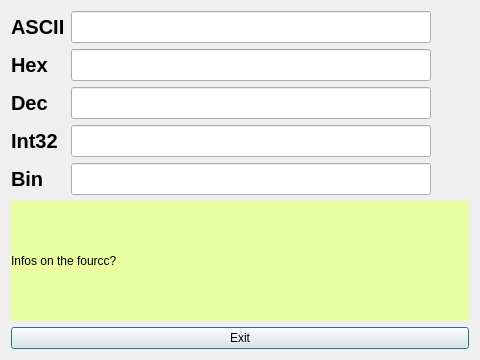
This is mini_analyser/ui/fourcchelper.ui in emericg/MiniVideo as Qt 5 draws it before an edit. The edited form follows.
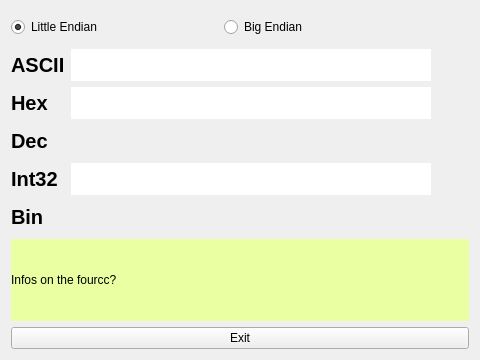
This is the edited form. Icons and pictures are not drawn.

Commit message: FourCC helper improvments

Patch:
```diff
--- a/mini_analyser/ui/fourcchelper.ui
+++ b/mini_analyser/ui/fourcchelper.ui
@@ -18,7 +18,7 @@
     <normaloff>:/icons/icons/applications-fonts.svg</normaloff>:/icons/icons/applications-fonts.svg</iconset>
   </property>
   <layout class="QGridLayout" name="gridLayout_2">
-   <item row="0" column="0">
+   <item row="1" column="0">
     <layout class="QGridLayout" name="gridLayout">
      <item row="0" column="0">
       <widget class="QLabel" name="label_4">
@@ -54,7 +54,13 @@
         </font>
        </property>
        <property name="inputMask">
-        <string>NNNN</string>
+        <string/>
+       </property>
+       <property name="maxLength">
+        <number>4</number>
+       </property>
+       <property name="frame">
+        <bool>false</bool>
        </property>
       </widget>
      </item>
@@ -78,8 +84,8 @@
        </property>
        <property name="iconSize">
         <size>
-         <width>32</width>
-         <height>32</height>
+         <width>24</width>
+         <height>24</height>
         </size>
        </property>
        <property name="autoDefault">
@@ -124,7 +130,10 @@
         </font>
        </property>
        <property name="inputMask">
-        <string>HH HH HH HH</string>
+        <string>HHHHHHHH</string>
+       </property>
+       <property name="frame">
+        <bool>false</bool>
        </property>
       </widget>
      </item>
@@ -148,8 +157,8 @@
        </property>
        <property name="iconSize">
         <size>
-         <width>32</width>
-         <height>32</height>
+         <width>24</width>
+         <height>24</height>
         </size>
        </property>
        <property name="autoDefault">
@@ -179,6 +188,9 @@
      </item>
      <item row="2" column="1">
       <widget class="QLineEdit" name="lineEdit_dec">
+       <property name="enabled">
+        <bool>false</bool>
+       </property>
        <property name="minimumSize">
         <size>
          <width>0</width>
@@ -199,6 +211,9 @@
        <property name="inputMask">
         <string>99 99 99 99 99 99</string>
        </property>
+       <property name="frame">
+        <bool>false</bool>
+       </property>
       </widget>
      </item>
      <item row="2" column="2">
@@ -221,8 +236,8 @@
        </property>
        <property name="iconSize">
         <size>
-         <width>32</width>
-         <height>32</height>
+         <width>24</width>
+         <height>24</height>
         </size>
        </property>
        <property name="autoDefault">
@@ -272,6 +287,9 @@
        <property name="maxLength">
         <number>10</number>
        </property>
+       <property name="frame">
+        <bool>false</bool>
+       </property>
       </widget>
      </item>
      <item row="3" column="2">
@@ -294,8 +312,8 @@
        </property>
        <property name="iconSize">
         <size>
-         <width>32</width>
-         <height>32</height>
+         <width>24</width>
+         <height>24</height>
         </size>
        </property>
        <property name="autoDefault">
@@ -322,6 +340,9 @@
      </item>
      <item row="4" column="1">
       <widget class="QLineEdit" name="lineEdit_bin">
+       <property name="enabled">
+        <bool>false</bool>
+       </property>
        <property name="minimumSize">
         <size>
          <width>0</width>
@@ -345,6 +366,9 @@
        <property name="maxLength">
         <number>32</number>
        </property>
+       <property name="frame">
+        <bool>false</bool>
+       </property>
       </widget>
      </item>
      <item row="4" column="2">
@@ -367,8 +391,8 @@
        </property>
        <property name="iconSize">
         <size>
-         <width>32</width>
-         <height>32</height>
+         <width>24</width>
+         <height>24</height>
         </size>
        </property>
        <property name="autoDefault">
@@ -381,7 +405,7 @@
      </item>
     </layout>
    </item>
-   <item row="1" column="0">
+   <item row="2" column="0">
     <widget class="QLabel" name="label_5">
      <property name="styleSheet">
       <string notr="true">background: rgb(234, 255, 161)</string>
@@ -391,8 +415,8 @@
      </property>
     </widget>
    </item>
-   <item row="2" column="0">
-    <widget class="QPushButton" name="pushButtonExit">
+   <item row="3" column="0">
+    <widget class="QPushButton" name="pushButton_exit">
      <property name="text">
       <string>Exit</string>
      </property>
@@ -406,8 +430,67 @@
        <height>24</height>
       </size>
      </property>
+     <property name="autoDefault">
+      <bool>false</bool>
+     </property>
     </widget>
    </item>
+   <item row="0" column="0">
+    <layout class="QHBoxLayout" name="horizontalLayout">
+     <item>
+      <widget class="QRadioButton" name="radioButton_le">
+       <property name="toolTip">
+        <string>&lt;html&gt;&lt;head/&gt;&lt;body&gt;&lt;p&gt;Little Endian architectures includes &lt;span style=&quot; font-weight:600;&quot;&gt;Intel x86&lt;/span&gt;, &lt;span style=&quot; font-weight:600;&quot;&gt;x86_64&lt;/span&gt;, &lt;span style=&quot; font-weight:600;&quot;&gt;Atmel AVR&lt;/span&gt;, &lt;span style=&quot; font-weight:600;&quot;&gt;Z80&lt;/span&gt;, and historically &lt;span style=&quot; font-weight:600;&quot;&gt;ARM, DEC Alpha&lt;/span&gt;...&lt;/p&gt;&lt;p&gt;&lt;br/&gt;&lt;/p&gt;&lt;p&gt;Bi Endian architectures (like &lt;span style=&quot; font-weight:600;&quot;&gt;IBM POWER&lt;/span&gt;, &lt;span style=&quot; font-weight:600;&quot;&gt;ARM&lt;/span&gt;, &lt;span style=&quot; font-weight:600;&quot;&gt;MIPS&lt;/span&gt;, &lt;span style=&quot; font-weight:600;&quot;&gt;DEC Alpha&lt;/span&gt;, &lt;span style=&quot; font-weight:600;&quot;&gt;SPARK V9&lt;/span&gt;, &lt;span style=&quot; font-weight:600;&quot;&gt;IA-64&lt;/span&gt;) supports both endianness, depending on system configuration usually set during boot process.&lt;/p&gt;&lt;/body&gt;&lt;/html&gt;</string>
+       </property>
+       <property name="text">
+        <string>Little Endian</string>
+       </property>
+       <property name="checked">
+        <bool>true</bool>
+       </property>
+      </widget>
+     </item>
+     <item>
+      <widget class="QRadioButton" name="radioButton_be">
+       <property name="toolTip">
+        <string>&lt;html&gt;&lt;head/&gt;&lt;body&gt;&lt;p&gt;Big Endian architectures includes &lt;span style=&quot; font-weight:600;&quot;&gt;Motorola 68000&lt;/span&gt;, &lt;span style=&quot; font-weight:600;&quot;&gt;SuperH&lt;/span&gt;, &lt;span style=&quot; font-weight:600;&quot;&gt;SPARC&lt;/span&gt;, &lt;span style=&quot; font-weight:600;&quot;&gt;S/390&lt;/span&gt;, &lt;span style=&quot; font-weight:600;&quot;&gt;Atmel AVR32&lt;/span&gt;, and historically &lt;span style=&quot; font-weight:600;&quot;&gt;IBM POWER&lt;/span&gt;, &lt;span style=&quot; font-weight:600;&quot;&gt;SPARK&lt;/span&gt;...&lt;/p&gt;&lt;p&gt;&lt;br/&gt;&lt;/p&gt;&lt;p&gt;Bi Endian architectures (like &lt;span style=&quot; font-weight:600;&quot;&gt;IBM POWER&lt;/span&gt;, &lt;span style=&quot; font-weight:600;&quot;&gt;ARM&lt;/span&gt;, &lt;span style=&quot; font-weight:600;&quot;&gt;MIPS&lt;/span&gt;, &lt;span style=&quot; font-weight:600;&quot;&gt;DEC Alpha&lt;/span&gt;, &lt;span style=&quot; font-weight:600;&quot;&gt;SPARK V9&lt;/span&gt;, &lt;span style=&quot; font-weight:600;&quot;&gt;IA-64&lt;/span&gt;) supports both endianness, depending on system configuration usually set during boot process.&lt;/p&gt;&lt;/body&gt;&lt;/html&gt;</string>
+       </property>
+       <property name="text">
+        <string>Big Endian</string>
+       </property>
+      </widget>
+     </item>
+     <item>
+      <widget class="QPushButton" name="pushButton_endianness">
+       <property name="maximumSize">
+        <size>
+         <width>32</width>
+         <height>32</height>
+        </size>
+       </property>
+       <property name="text">
+        <string/>
+       </property>
+       <property name="icon">
+        <iconset resource="../resources/resources.qrc">
+         <normaloff>:/icons/icons/dialog-information.svg</normaloff>:/icons/icons/dialog-information.svg</iconset>
+       </property>
+       <property name="iconSize">
+        <size>
+         <width>32</width>
+         <height>32</height>
+        </size>
+       </property>
+       <property name="default">
+        <bool>false</bool>
+       </property>
+       <property name="flat">
+        <bool>true</bool>
+       </property>
+      </widget>
+     </item>
+    </layout>
+   </item>
   </layout>
  </widget>
  <resources>
```
Left out of the diff: 16 changed lines with no effect on the pictures. The commit also changes 2 other files.
